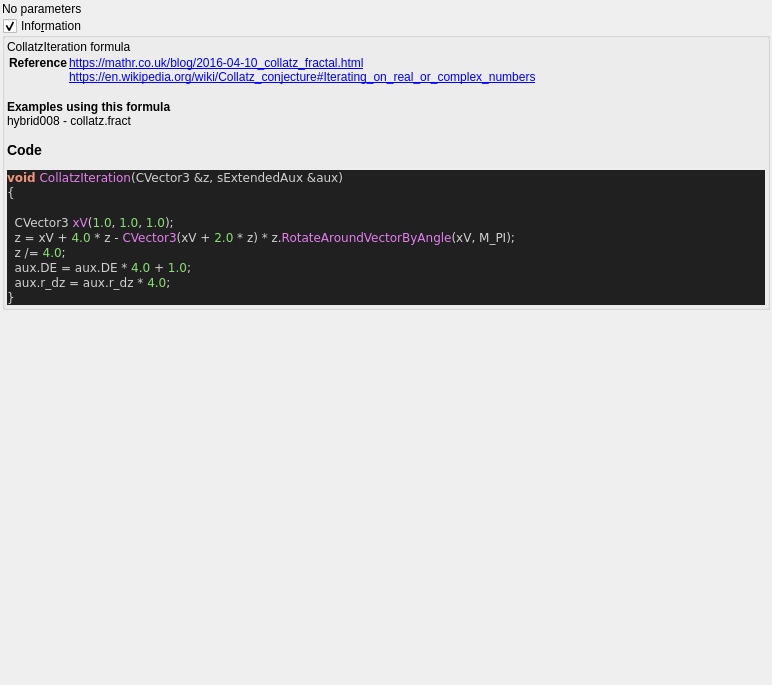
Above: mandelbulber2/formula/ui/fractal_collatz.ui from buddhi1980/mandelbulber2 before the change. Below: the same form after it.
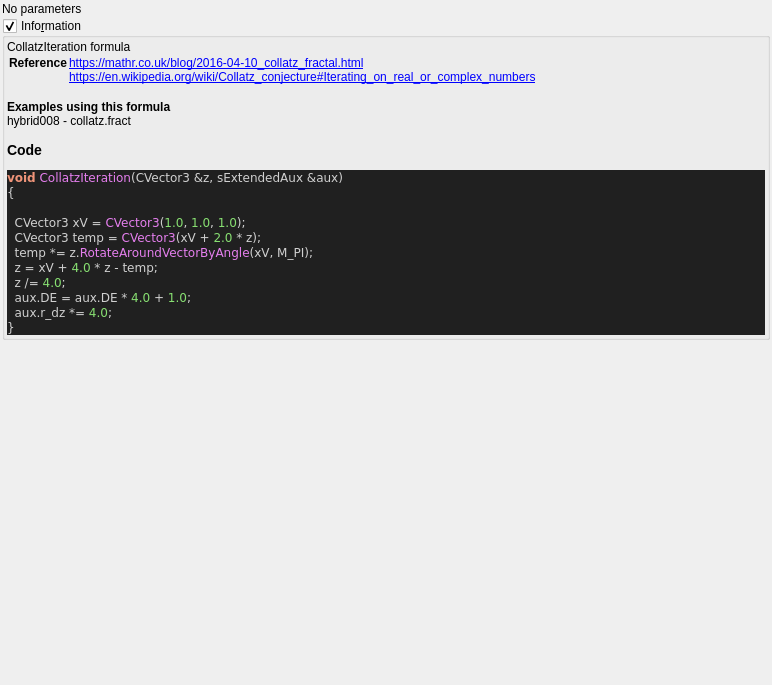
That is the form after the change. Custom widgets are drawn as their Qt base class.

The edit to the form file:
```diff
--- a/mandelbulber2/formula/ui/fractal_collatz.ui
+++ b/mandelbulber2/formula/ui/fractal_collatz.ui
@@ -76,11 +76,13 @@
 &lt;pre style=&quot;color:#d0d0d0; background-color:#202020;  font-family:'Courier New',monospace;&quot;&gt;&lt;span style=&quot;color:#f09479; font-weight:bold&quot;&gt;void&lt;/span&gt; &lt;span style=&quot;color:#e47eed&quot;&gt;CollatzIteration&lt;/span&gt;&lt;span style=&quot;color:#d0d0d0&quot;&gt;(&lt;/span&gt;CVector3 &lt;span style=&quot;color:#d0d0d0&quot;&gt;&amp;amp;&lt;/span&gt;z&lt;span style=&quot;color:#d0d0d0&quot;&gt;,&lt;/span&gt; sExtendedAux &lt;span style=&quot;color:#d0d0d0&quot;&gt;&amp;amp;&lt;/span&gt;aux&lt;span style=&quot;color:#d0d0d0&quot;&gt;)&lt;/span&gt;
 &lt;span style=&quot;color:#d0d0d0&quot;&gt;{&lt;/span&gt;
 
-  CVector3 &lt;span style=&quot;color:#e47eed&quot;&gt;xV&lt;/span&gt;&lt;span style=&quot;color:#d0d0d0&quot;&gt;(&lt;/span&gt;&lt;span style=&quot;color:#87df71&quot;&gt;1.0&lt;/span&gt;&lt;span style=&quot;color:#d0d0d0&quot;&gt;,&lt;/span&gt; &lt;span style=&quot;color:#87df71&quot;&gt;1.0&lt;/span&gt;&lt;span style=&quot;color:#d0d0d0&quot;&gt;,&lt;/span&gt; &lt;span style=&quot;color:#87df71&quot;&gt;1.0&lt;/span&gt;&lt;span style=&quot;color:#d0d0d0&quot;&gt;);&lt;/span&gt;
-  z &lt;span style=&quot;color:#d0d0d0&quot;&gt;=&lt;/span&gt; xV &lt;span style=&quot;color:#d0d0d0&quot;&gt;+&lt;/span&gt; &lt;span style=&quot;color:#87df71&quot;&gt;4.0&lt;/span&gt; &lt;span style=&quot;color:#d0d0d0&quot;&gt;*&lt;/span&gt; z &lt;span style=&quot;color:#d0d0d0&quot;&gt;-&lt;/span&gt; &lt;span style=&quot;color:#e47eed&quot;&gt;CVector3&lt;/span&gt;&lt;span style=&quot;color:#d0d0d0&quot;&gt;(&lt;/span&gt;xV &lt;span style=&quot;color:#d0d0d0&quot;&gt;+&lt;/span&gt; &lt;span style=&quot;color:#87df71&quot;&gt;2.0&lt;/span&gt; &lt;span style=&quot;color:#d0d0d0&quot;&gt;*&lt;/span&gt; z&lt;span style=&quot;color:#d0d0d0&quot;&gt;) *&lt;/span&gt; z&lt;span style=&quot;color:#d0d0d0&quot;&gt;.&lt;/span&gt;&lt;span style=&quot;color:#e47eed&quot;&gt;RotateAroundVectorByAngle&lt;/span&gt;&lt;span style=&quot;color:#d0d0d0&quot;&gt;(&lt;/span&gt;xV&lt;span style=&quot;color:#d0d0d0&quot;&gt;,&lt;/span&gt; M_PI&lt;span style=&quot;color:#d0d0d0&quot;&gt;);&lt;/span&gt;
+  CVector3 xV &lt;span style=&quot;color:#d0d0d0&quot;&gt;=&lt;/span&gt; &lt;span style=&quot;color:#e47eed&quot;&gt;CVector3&lt;/span&gt;&lt;span style=&quot;color:#d0d0d0&quot;&gt;(&lt;/span&gt;&lt;span style=&quot;color:#87df71&quot;&gt;1.0&lt;/span&gt;&lt;span style=&quot;color:#d0d0d0&quot;&gt;,&lt;/span&gt; &lt;span style=&quot;color:#87df71&quot;&gt;1.0&lt;/span&gt;&lt;span style=&quot;color:#d0d0d0&quot;&gt;,&lt;/span&gt; &lt;span style=&quot;color:#87df71&quot;&gt;1.0&lt;/span&gt;&lt;span style=&quot;color:#d0d0d0&quot;&gt;);&lt;/span&gt;
+  CVector3 temp &lt;span style=&quot;color:#d0d0d0&quot;&gt;=&lt;/span&gt; &lt;span style=&quot;color:#e47eed&quot;&gt;CVector3&lt;/span&gt;&lt;span style=&quot;color:#d0d0d0&quot;&gt;(&lt;/span&gt;xV &lt;span style=&quot;color:#d0d0d0&quot;&gt;+&lt;/span&gt; &lt;span style=&quot;color:#87df71&quot;&gt;2.0&lt;/span&gt; &lt;span style=&quot;color:#d0d0d0&quot;&gt;*&lt;/span&gt; z&lt;span style=&quot;color:#d0d0d0&quot;&gt;);&lt;/span&gt;
+  temp &lt;span style=&quot;color:#d0d0d0&quot;&gt;*=&lt;/span&gt; z&lt;span style=&quot;color:#d0d0d0&quot;&gt;.&lt;/span&gt;&lt;span style=&quot;color:#e47eed&quot;&gt;RotateAroundVectorByAngle&lt;/span&gt;&lt;span style=&quot;color:#d0d0d0&quot;&gt;(&lt;/span&gt;xV&lt;span style=&quot;color:#d0d0d0&quot;&gt;,&lt;/span&gt; M_PI&lt;span style=&quot;color:#d0d0d0&quot;&gt;);&lt;/span&gt;
+  z &lt;span style=&quot;color:#d0d0d0&quot;&gt;=&lt;/span&gt; xV &lt;span style=&quot;color:#d0d0d0&quot;&gt;+&lt;/span&gt; &lt;span style=&quot;color:#87df71&quot;&gt;4.0&lt;/span&gt; &lt;span style=&quot;color:#d0d0d0&quot;&gt;*&lt;/span&gt; z &lt;span style=&quot;color:#d0d0d0&quot;&gt;-&lt;/span&gt; temp&lt;span style=&quot;color:#d0d0d0&quot;&gt;;&lt;/span&gt;
   z &lt;span style=&quot;color:#d0d0d0&quot;&gt;/=&lt;/span&gt; &lt;span style=&quot;color:#87df71&quot;&gt;4.0&lt;/span&gt;&lt;span style=&quot;color:#d0d0d0&quot;&gt;;&lt;/span&gt;
   aux&lt;span style=&quot;color:#d0d0d0&quot;&gt;.&lt;/span&gt;DE &lt;span style=&quot;color:#d0d0d0&quot;&gt;=&lt;/span&gt; aux&lt;span style=&quot;color:#d0d0d0&quot;&gt;.&lt;/span&gt;DE &lt;span style=&quot;color:#d0d0d0&quot;&gt;*&lt;/span&gt; &lt;span style=&quot;color:#87df71&quot;&gt;4.0&lt;/span&gt; &lt;span style=&quot;color:#d0d0d0&quot;&gt;+&lt;/span&gt; &lt;span style=&quot;color:#87df71&quot;&gt;1.0&lt;/span&gt;&lt;span style=&quot;color:#d0d0d0&quot;&gt;;&lt;/span&gt;
-  aux&lt;span style=&quot;color:#d0d0d0&quot;&gt;.&lt;/span&gt;r_dz &lt;span style=&quot;color:#d0d0d0&quot;&gt;=&lt;/span&gt; aux&lt;span style=&quot;color:#d0d0d0&quot;&gt;.&lt;/span&gt;r_dz &lt;span style=&quot;color:#d0d0d0&quot;&gt;*&lt;/span&gt; &lt;span style=&quot;color:#87df71&quot;&gt;4.0&lt;/span&gt;&lt;span style=&quot;color:#d0d0d0&quot;&gt;;&lt;/span&gt;
+  aux&lt;span style=&quot;color:#d0d0d0&quot;&gt;.&lt;/span&gt;r_dz &lt;span style=&quot;color:#d0d0d0&quot;&gt;*=&lt;/span&gt; &lt;span style=&quot;color:#87df71&quot;&gt;4.0&lt;/span&gt;&lt;span style=&quot;color:#d0d0d0&quot;&gt;;&lt;/span&gt;
 &lt;span style=&quot;color:#d0d0d0&quot;&gt;}&lt;/span&gt;
 &lt;/pre&gt;
 &lt;/body&gt;</string>
```
